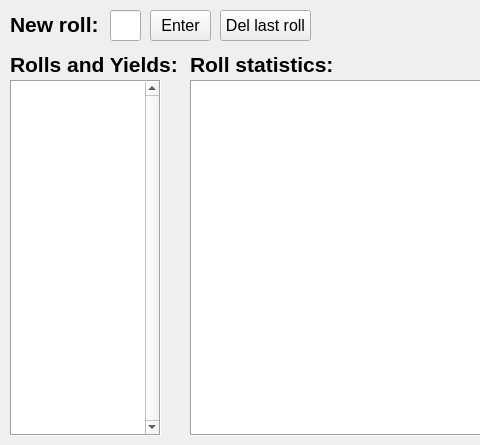
Before: the Qt Designer form ui/mainwindow.ui in dr-asbestos/catan-dice-tracker, drawn with Qt 5; both pictures show x 0 to 480 and y 0 to 445 of the 1209 by 445 pixel window.
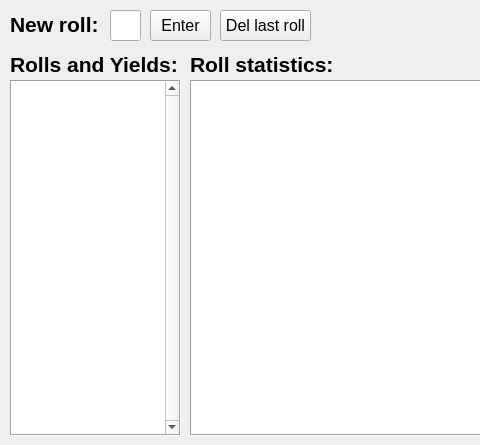
After: the same form once the commit is applied.

Commit message: show row numbers

Diff of the .ui file:
```diff
--- a/ui/mainwindow.ui
+++ b/ui/mainwindow.ui
@@ -199,7 +199,7 @@
      <rect>
       <x>10</x>
       <y>80</y>
-      <width>151</width>
+      <width>171</width>
       <height>356</height>
      </rect>
     </property>
@@ -245,7 +245,7 @@
      <number>10</number>
     </attribute>
     <attribute name="verticalHeaderVisible">
-     <bool>false</bool>
+     <bool>true</bool>
     </attribute>
    </widget>
   </widget>
```
The commit also changes 1 other file.
